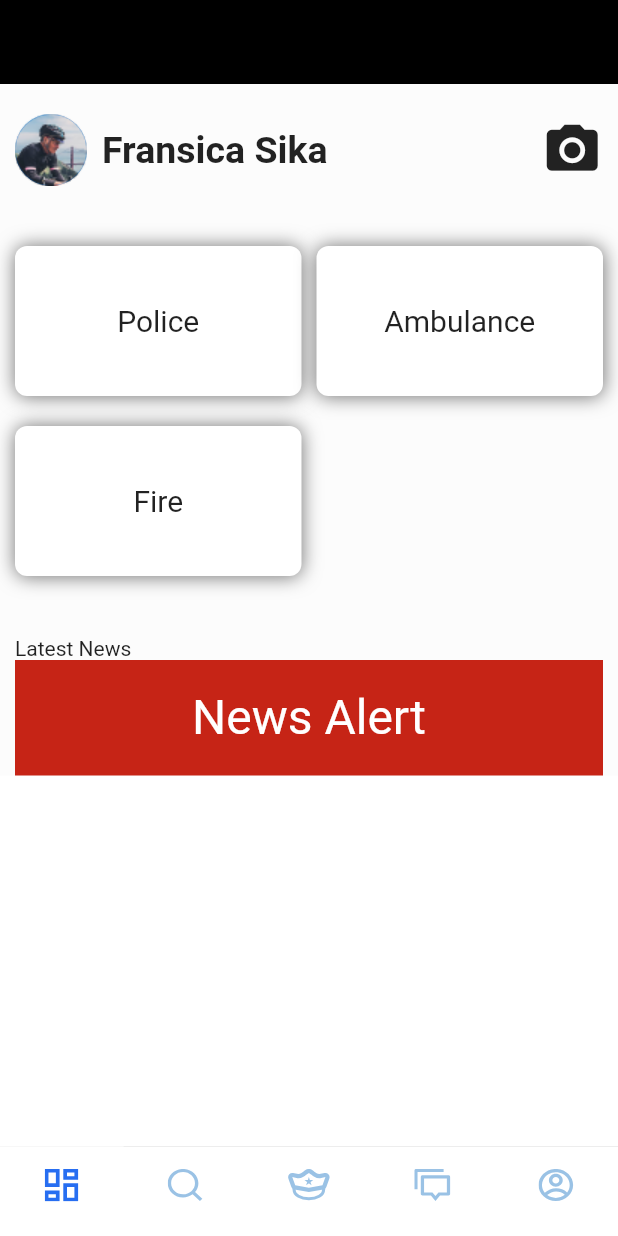
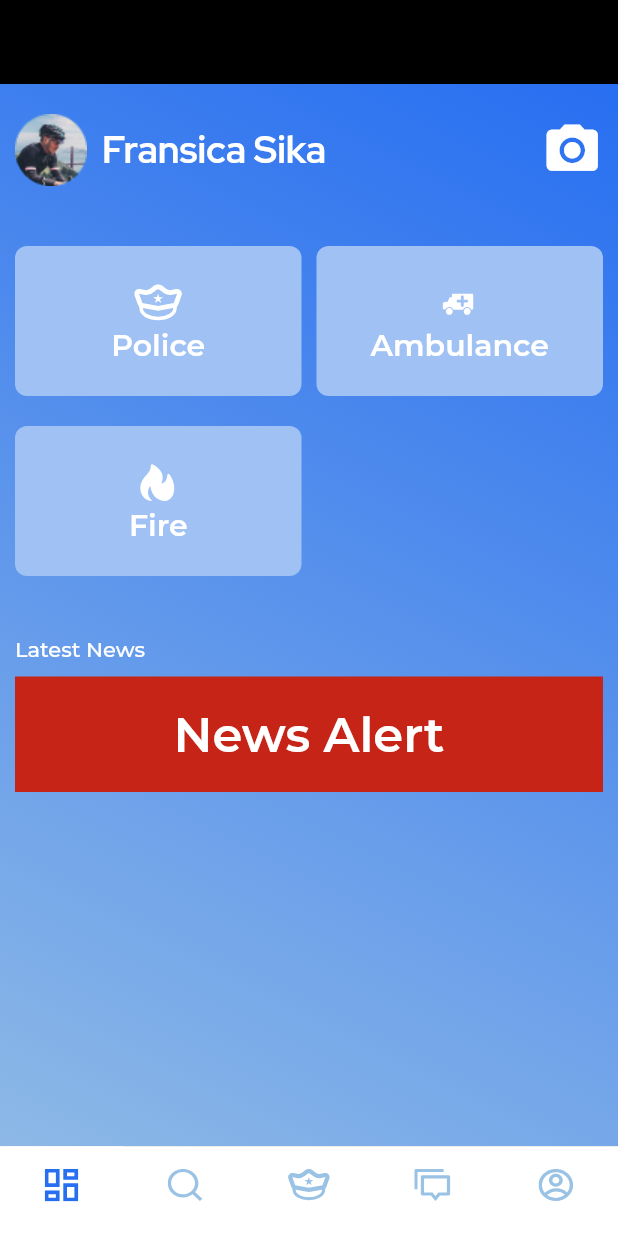
Before and after one commit to ikebotch/SocialPolice, a Flutter app: the screen it shows after launch, on a phone screen of 412 x 824 dp. Run offline on Flutter 3.47's test engine with Material 2 defaults, Android fonts, the phone set to English and light mode, and no system bars; our stand-ins replace dotted_border, flutter_svg, google_fonts.

Commit message:
home nav ui update

```diff
--- a/lib/src/res/colors.dart
+++ b/lib/src/res/colors.dart
@@ -16,4 +16,13 @@ class AppColors {
   static const Color colorBlue2 = Color(0xFFEFF3FE);
   static const Color colorStroke = Color(0xFFFBEEFF);
   static const Color textColor1 = Color(0xFFCBCBCB);
+  static const Color cardColor1 = Color(0xFFA0C1F3);
+  static const gradientApp = LinearGradient(
+    colors: [
+      AppColors.colorPrimary,
+      AppColors.colorSecondary,
+    ],
+    begin: Alignment.topRight,
+    end: Alignment.bottomLeft,
+  );
 }
--- a/lib/src/res/icons.dart
+++ b/lib/src/res/icons.dart
@@ -30,4 +30,6 @@ class AppIcon {
   static const AppIcon gallery = AppIcon('assets/images/svg/pictures.svg');
   static const AppIcon camera = AppIcon('assets/images/svg/camera.svg');
   static const AppIcon close = AppIcon('assets/images/svg/x.svg');
+  static const AppIcon fire = AppIcon('assets/images/svg/fire.svg');
+  static const AppIcon ambulance = AppIcon('assets/images/svg/ambulance.svg');
 }
--- a/lib/src/ui/bottm_nav.dart
+++ b/lib/src/ui/bottm_nav.dart
@@ -34,6 +34,7 @@ class _BottomNavState extends State<BottomNav>
         appBar: AppBar(
           backgroundColor: Colors.black,
           elevation: 0,
+          automaticallyImplyLeading: false,
         ),
         body: Column(
           children: [
--- a/lib/src/ui/bottom_nav/home.dart
+++ b/lib/src/ui/bottom_nav/home.dart
@@ -1,5 +1,7 @@
 import 'package:flutter/material.dart';
+import 'package:google_fonts/google_fonts.dart';
 import 'package:socialpolice/src/res/colors.dart';
+import 'package:socialpolice/src/res/icons.dart';
 import 'package:socialpolice/src/ui/news_alert.dart';
 import 'package:socialpolice/src/ui/report_live_crime.dart';
 
@@ -10,7 +12,10 @@ class Home extends StatelessWidget {
   Widget build(BuildContext context) {
     return SingleChildScrollView(
       child: Container(
-        color: AppColors.colorBackground,
+        height: MediaQuery.of(context).size.height,
+        decoration: const BoxDecoration(
+          gradient: AppColors.gradientApp,
+        ),
         child: Column(
           crossAxisAlignment: CrossAxisAlignment.start,
           children: [
@@ -27,11 +32,12 @@ class Home extends StatelessWidget {
                       child: Image.asset('assets/images/avatar.png'),
                     ),
                   ),
-                  const Text(
+                  Text(
                     'Fransica Sika',
-                    style: TextStyle(
+                    style: GoogleFonts.redHatDisplay(
                       fontSize: 25,
-                      fontWeight: FontWeight.bold,
+                      fontWeight: FontWeight.w700,
+                      color: Colors.white,
                     ),
                   ),
                   const Spacer(),
@@ -44,7 +50,8 @@ class Home extends StatelessWidget {
                         ),
                       );
                     },
-                    child: const Icon(Icons.camera_alt, size: 41),
+                    child: const Icon(Icons.camera_alt,
+                        size: 41, color: Colors.white),
                   )
                 ],
               ),
@@ -52,16 +59,35 @@ class Home extends StatelessWidget {
             const SizedBox(height: 20),
             Row(
               children: [
-                choose('Police', context),
-                choose('Ambulance', context),
+                choose(
+                  'Police',
+                  context,
+                  AppIcon.cap.drawSvg(size: 32, color: Colors.white),
+                ),
+                choose(
+                  'Ambulance',
+                  context,
+                  AppIcon.ambulance.drawSvg(size: 32),
+                ),
               ],
             ),
             const SizedBox(height: 20),
-            choose('Fire', context),
+            choose(
+              'Fire',
+              context,
+              AppIcon.fire.drawSvg(size: 32),
+            ),
             const SizedBox(height: 40),
-            const Padding(
-              padding: EdgeInsets.symmetric(horizontal: 10),
-              child: Text('Latest News'),
+            Padding(
+              padding: const EdgeInsets.symmetric(horizontal: 10),
+              child: Text(
+                'Latest News',
+                style: GoogleFonts.montserrat(
+                  fontSize: 14,
+                  fontWeight: FontWeight.w500,
+                  color: Colors.white,
+                ),
+              ),
             ),
             InkWell(
               onTap: () => Navigator.push(
@@ -71,16 +97,18 @@ class Home extends StatelessWidget {
                 ),
               ),
               child: Container(
-                margin: const EdgeInsets.symmetric(horizontal: 10),
+                margin:
+                    const EdgeInsets.symmetric(horizontal: 10, vertical: 10),
                 height: 77,
                 width: double.infinity,
                 color: AppColors.colorRed1,
-                child: const Center(
+                child: Center(
                   child: Text(
                     'News Alert',
-                    style: TextStyle(
+                    style: GoogleFonts.montserrat(
                       fontSize: 32,
                       color: Colors.white,
+                      fontWeight: FontWeight.w600,
                     ),
                   ),
                 ),
@@ -92,28 +120,31 @@ class Home extends StatelessWidget {
     );
   }
 
-  Container choose(String name, BuildContext context) {
+  Container choose(String name, BuildContext context, Widget icon) {
     return Container(
       margin: const EdgeInsets.only(left: 10),
       height: 100,
       width: (MediaQuery.of(context).size.width - 30) / 2,
       decoration: BoxDecoration(
-        color: Colors.white,
+        color: AppColors.cardColor1,
         borderRadius: BorderRadius.circular(8),
-        boxShadow: const [
-          BoxShadow(
-            color: AppColors.colorBorderGrey1,
-            blurRadius: 10,
-            offset: Offset(0.1, 0.5),
-          )
-        ],
       ),
       child: Center(
-        child: Text(
-          name,
-          style: const TextStyle(
-            fontSize: 20,
-          ),
+        child: Column(
+          mainAxisAlignment: MainAxisAlignment.center,
+          children: [
+            Container(
+              child: icon,
+            ),
+            Text(
+              name,
+              style: GoogleFonts.montserrat(
+                fontSize: 20,
+                color: Colors.white,
+                fontWeight: FontWeight.w600,
+              ),
+            ),
+          ],
         ),
       ),
     );
--- a/lib/src/ui/splash.dart
+++ b/lib/src/ui/splash.dart
@@ -9,14 +9,7 @@ class Splash extends StatelessWidget {
     return Scaffold(
       body: Container(
         decoration: const BoxDecoration(
-          gradient: LinearGradient(
-            colors: [
-              AppColors.colorPrimary,
-              AppColors.colorSecondary,
-            ],
-            begin: Alignment.topRight,
-            end: Alignment.bottomLeft,
-          ),
+          gradient: AppColors.gradientApp,
         ),
         child: Stack(
           children: [
```
Also changed, not shown: assets/images/svg/ambulance.svg (added), assets/images/svg/fire.svg (added).
